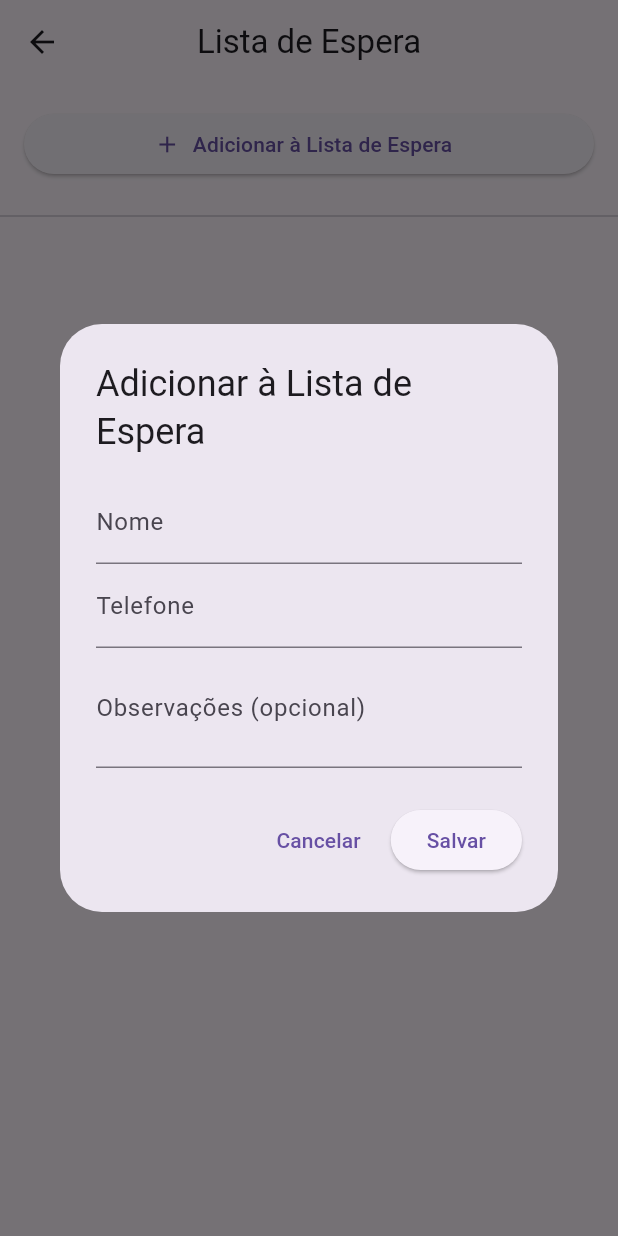
After one commit to 11ange/AgendaTreinamento, a Flutter app: the ListaEsperaPage screen opened directly, after a tap on "Adicionar à Lista de Espera", on a phone screen of 412 x 824 dp. The commit adds this screen. Run offline on Flutter 3.47's test engine with Material 3 defaults, Android fonts, the phone set to English and light mode, and no system bars; our stand-ins replace cloud_firestore, firebase_core, table_calendar; accounts and stored records are empty.

Commit message:
adicionada lista de espera

```diff
--- /dev/null
+++ b/lib/lista_espera.dart
@@ -0,0 +1,261 @@
+// 11ange/agendatreinamento/AgendaTreinamento-f667d20bbd422772da4aba80e9e5223229c98088/lib/lista_espera.dart
+import 'package:flutter/material.dart';
+import 'package:cloud_firestore/cloud_firestore.dart';
+
+class ListaEsperaPage extends StatefulWidget {
+  const ListaEsperaPage({super.key});
+
+  @override
+  State<ListaEsperaPage> createState() => _ListaEsperaPageState();
+}
+
+class _ListaEsperaPageState extends State<ListaEsperaPage> {
+  final FirebaseFirestore _firestore = FirebaseFirestore.instance;
+
+  // --- FUNÇÃO PARA ADICIONAR (sem alterações) ---
+  Future<void> _adicionarPessoa() async {
+    final formKey = GlobalKey<FormState>();
+    final nomeController = TextEditingController();
+    final telefoneController = TextEditingController();
+    final observacoesController = TextEditingController();
+
+    return showDialog(
+      context: context,
+      builder: (context) {
+        return AlertDialog(
+          title: const Text('Adicionar à Lista de Espera'),
+          content: Form(
+            key: formKey,
+            child: SingleChildScrollView(
+              child: Column(
+                mainAxisSize: MainAxisSize.min,
+                children: [
+                  TextFormField(
+                    controller: nomeController,
+                    decoration: const InputDecoration(labelText: 'Nome'),
+                    validator: (value) =>
+                        value == null || value.isEmpty ? 'Campo obrigatório' : null,
+                  ),
+                  TextFormField(
+                    controller: telefoneController,
+                    decoration: const InputDecoration(labelText: 'Telefone'),
+                    keyboardType: TextInputType.phone,
+                     validator: (value) =>
+                        value == null || value.isEmpty ? 'Campo obrigatório' : null,
+                  ),
+                  TextFormField(
+                    controller: observacoesController,
+                    decoration: const InputDecoration(labelText: 'Observações (opcional)'),
+                    maxLines: 2,
+                  ),
+                ],
+              ),
+            ),
+          ),
+          actions: [
+            TextButton(
+              onPressed: () => Navigator.of(context).pop(),
+              child: const Text('Cancelar'),
+            ),
+            ElevatedButton(
+              onPressed: () async {
+                if (formKey.currentState!.validate()) {
+                  await _firestore.collection('lista_espera').add({
+                    'nome': nomeController.text,
+                    'telefone': telefoneController.text,
+                    'observacoes': observacoesController.text,
+                    'timestamp': FieldValue.serverTimestamp(),
+                  });
+                  if (mounted) {
+                    Navigator.of(context).pop();
+                    ScaffoldMessenger.of(context).showSnackBar(
+                      const SnackBar(content: Text('Adicionado à lista de espera!')),
+                    );
+                  }
+                }
+              },
+              child: const Text('Salvar'),
+            ),
+          ],
+        );
+      },
+    );
+  }
+
+  // --- NOVA FUNÇÃO PARA EDITAR ---
+  Future<void> _editarPessoa(String docId, Map<String, dynamic> data) async {
+    final formKey = GlobalKey<FormState>();
+    final nomeController = TextEditingController(text: data['nome']);
+    final telefoneController = TextEditingController(text: data['telefone']);
+    final observacoesController = TextEditingController(text: data['observacoes']);
+
+    return showDialog(
+      context: context,
+      builder: (context) {
+        return AlertDialog(
+          title: const Text('Editar Registro'),
+          content: Form(
+            key: formKey,
+            child: SingleChildScrollView(
+              child: Column(
+                mainAxisSize: MainAxisSize.min,
+                children: [
+                  TextFormField(
+                    controller: nomeController,
+                    decoration: const InputDecoration(labelText: 'Nome'),
+                    validator: (value) =>
+                        value == null || value.isEmpty ? 'Campo obrigatório' : null,
+                  ),
+                  TextFormField(
+                    controller: telefoneController,
+                    decoration: const InputDecoration(labelText: 'Telefone'),
+                    keyboardType: TextInputType.phone,
+                    validator: (value) =>
+                        value == null || value.isEmpty ? 'Campo obrigatório' : null,
+                  ),
+                  TextFormField(
+                    controller: observacoesController,
+                    decoration: const InputDecoration(labelText: 'Observações (opcional)'),
+                    maxLines: 2,
+                  ),
+                ],
+              ),
+            ),
+          ),
+          actions: [
+            TextButton(
+              onPressed: () => Navigator.of(context).pop(),
+              child: const Text('Cancelar'),
+            ),
+            ElevatedButton(
+              onPressed: () async {
+                if (formKey.currentState!.validate()) {
+                  await _firestore.collection('lista_espera').doc(docId).update({
+                    'nome': nomeController.text,
+                    'telefone': telefoneController.text,
+                    'observacoes': observacoesController.text,
+                  });
+                  if (mounted) {
+                    Navigator.of(context).pop();
+                    ScaffoldMessenger.of(context).showSnackBar(
+                      const SnackBar(content: Text('Registro atualizado!')),
+                    );
+                  }
+                }
+              },
+              child: const Text('Atualizar'),
+            ),
+          ],
+        );
+      },
+    );
+  }
+
+  // --- FUNÇÃO PARA APAGAR (sem alterações na lógica) ---
+  Future<void> _apagarPessoa(String docId, String nome) async {
+    final bool? confirmar = await showDialog(
+      context: context,
+      builder: (context) {
+        return AlertDialog(
+          title: const Text('Confirmar Exclusão'),
+          content: Text('Tem certeza que deseja remover "$nome" da lista de espera?'),
+          actions: [
+            TextButton(
+              onPressed: () => Navigator.of(context).pop(false),
+              child: const Text('Não'),
+            ),
+            TextButton(
+              onPressed: () => Navigator.of(context).pop(true),
+              style: TextButton.styleFrom(foregroundColor: Colors.red),
+              child: const Text('Sim, remover'),
+            ),
+          ],
+        );
+      },
+    );
+
+    if (confirmar == true) {
+      await _firestore.collection('lista_espera').doc(docId).delete();
+      if (mounted) {
+        ScaffoldMessenger.of(context).showSnackBar(
+          SnackBar(content: Text('"$nome" removido(a) da lista.')),
+        );
+      }
+    }
+  }
+
+
+  @override
+  Widget build(BuildContext context) {
+    return Scaffold(
+      appBar: AppBar(
+        title: const Text('Lista de Espera'),
+        centerTitle: true,
+      ),
+      body: Column(
+        children: [
+          Padding(
+            padding: const EdgeInsets.all(16.0),
+            child: SizedBox(
+              width: double.infinity,
+              child: ElevatedButton.icon(
+                onPressed: _adicionarPessoa,
+                icon: const Icon(Icons.add),
+                label: const Text('Adicionar à Lista de Espera'),
+              ),
+            ),
+          ),
+          const Divider(),
+          Expanded(
+            child: StreamBuilder<QuerySnapshot>(
+              stream: _firestore.collection('lista_espera').orderBy('timestamp', descending: true).snapshots(),
+              builder: (context, snapshot) {
+                if (snapshot.connectionState == ConnectionState.waiting) {
+                  return const Center(child: CircularProgressIndicator());
+                }
+                if (!snapshot.hasData || snapshot.data!.docs.isEmpty) {
+                  return const Center(
+                    child: Text('A lista de espera está vazia.'),
+                  );
+                }
+                final docs = snapshot.data!.docs;
+                return ListView.builder(
+                  itemCount: docs.length,
+                  itemBuilder: (context, index) {
+                    final data = docs[index].data() as Map<String, dynamic>;
+                    final docId = docs[index].id;
+                    return Card(
+                      margin: const EdgeInsets.symmetric(horizontal: 16.0, vertical: 6.0),
+                      child: ListTile(
+                        // --- AÇÃO DE CLIQUE ATUALIZADA ---
+                        onTap: () => _editarPessoa(docId, data),
+                        title: Text(data['nome'] ?? 'Nome não informado'),
+                        subtitle: Column(
+                          crossAxisAlignment: CrossAxisAlignment.start,
+                          children: [
+                             Text('Telefone: ${data['telefone'] ?? 'N/A'}'),
+                             if (data['observacoes'] != null && data['observacoes'].isNotEmpty)
+                               Padding(
+                                 padding: const EdgeInsets.only(top: 4.0),
+                                 child: Text('Obs: ${data['observacoes']}', style: const TextStyle(fontStyle: FontStyle.italic)),
+                               ),
+                          ],
+                        ),
+                        // --- ÍCONE DE LIXEIRA AGORA É UM BOTÃO ---
+                        trailing: IconButton(
+                          icon: const Icon(Icons.delete_outline, color: Colors.red),
+                          tooltip: 'Remover da lista',
+                          onPressed: () => _apagarPessoa(docId, data['nome']),
+                        ),
+                      ),
+                    );
+                  },
+                );
+              },
+            ),
+          ),
+        ],
+      ),
+    );
+  }
+}
```
Also changed, not shown: lib/pagina_inicial.dart (+15 -6 lines).
